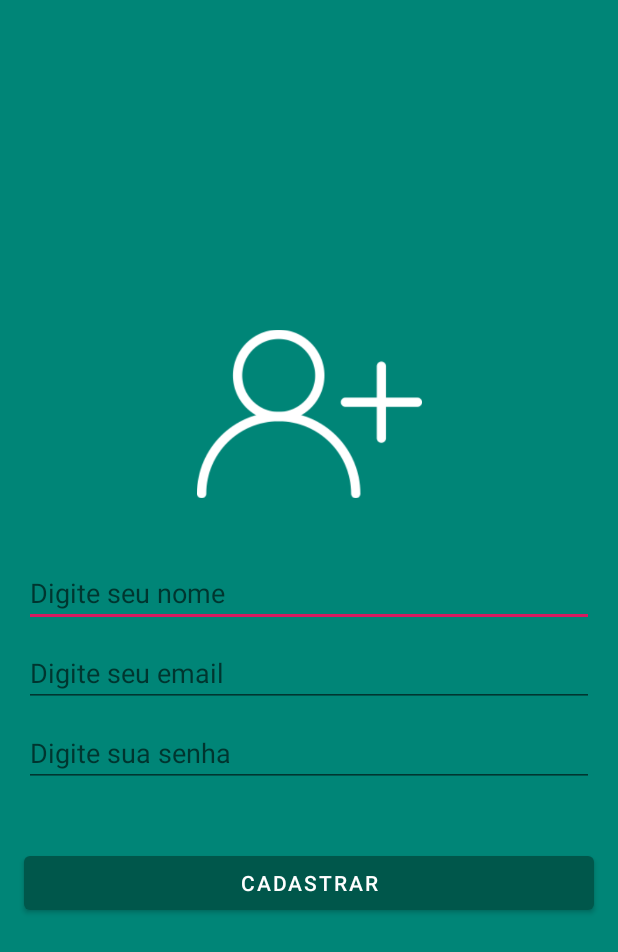
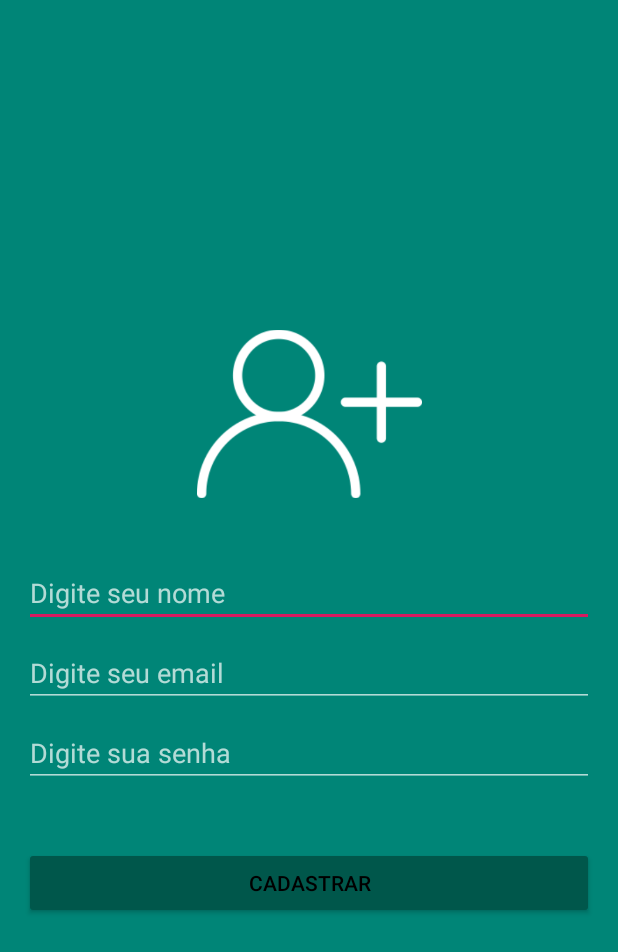
Before and after one commit to inhandui/whatsappclone, an Android app: the CadastroUsuarioActivity screen opened directly, with no data from a screen before it, on a phone screen of 412 x 824 dp. Shown: the top 952 px of the screen. Run offline under Robolectric (Android 15) with nearby library versions, the phone set to English and light mode, and no system bars; our stand-ins replace Firebase (no records; nobody signed in at launch, a user with empty details on screens opened directly).

Commit message:
Change design attributes and implementing user logout menu action.

```diff
--- a/app/src/main/res/layout/activity_main.xml
+++ b/app/src/main/res/layout/activity_main.xml
@@ -3,7 +3,6 @@
     xmlns:tools="http://schemas.android.com/tools"
     android:layout_width="match_parent"
     android:layout_height="match_parent"
-    android:background="@android:color/white"
     tools:context=".activity.MainActivity">
 
     <include
--- a/app/src/main/res/menu/menu.xml
+++ b/app/src/main/res/menu/menu.xml
@@ -19,12 +19,12 @@
         android:title="@string/opcao_pesquisar"
         android:orderInCategory="300"
         app:showAsAction="ifRoom"
-        android:icon="@drawable/ic_search_black_24dp"/>
+        android:icon="@drawable/ic_search_white_24dp"/>
 
     <item android:id="@+id/adicionar"
         android:title="@string/opcao_adicionar"
         android:orderInCategory="400"
         app:showAsAction="ifRoom"
-        android:icon="@drawable/ic_person_add_black_24dp"/>
+        android:icon="@drawable/ic_person_add_white_24dp"/>
 
 </menu>
--- a/app/src/main/res/values/styles.xml
+++ b/app/src/main/res/values/styles.xml
@@ -1,13 +1,14 @@
 <resources>
 
      Base application theme.
-    <style name="AppTheme" parent="Theme.MaterialComponents.DayNight">
+    <style name="AppTheme" parent="Theme.AppCompat.NoActionBar">
         <!-- Customize your theme here. -->
-        <item name="windowNoTitle">true</item>
-<!--        <item name="android:windowActionBar">false</item>-->
         <item name="colorPrimary">@color/colorPrimary</item>
         <item name="colorPrimaryDark">@color/colorPrimaryDark</item>
         <item name="colorAccent">@color/colorAccent</item>
+        <item name="android:windowBackground">@android:color/white</item>
+        <item name="android:itemBackground">@android:color/white</item>
+        <item name="android:textColor">@android:color/black</item>
     </style>
 
 </resources>
```
Also changed, not shown: app/src/main/java/com/cursoandroid/whatsappclone/activity/MainActivity.java (+29 -0 lines).
